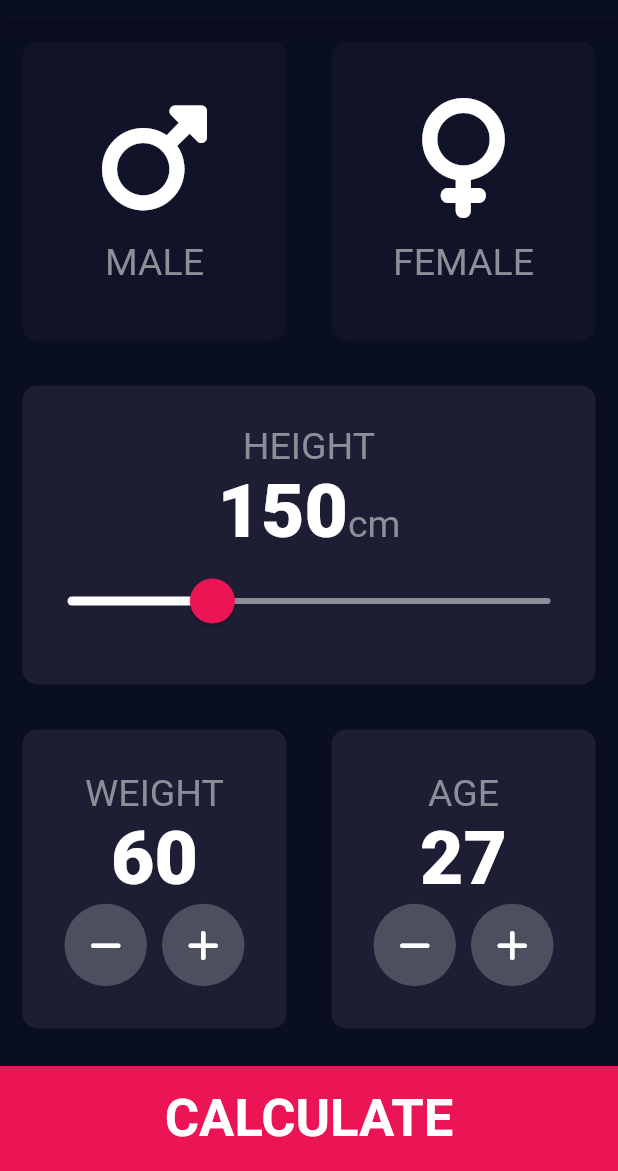
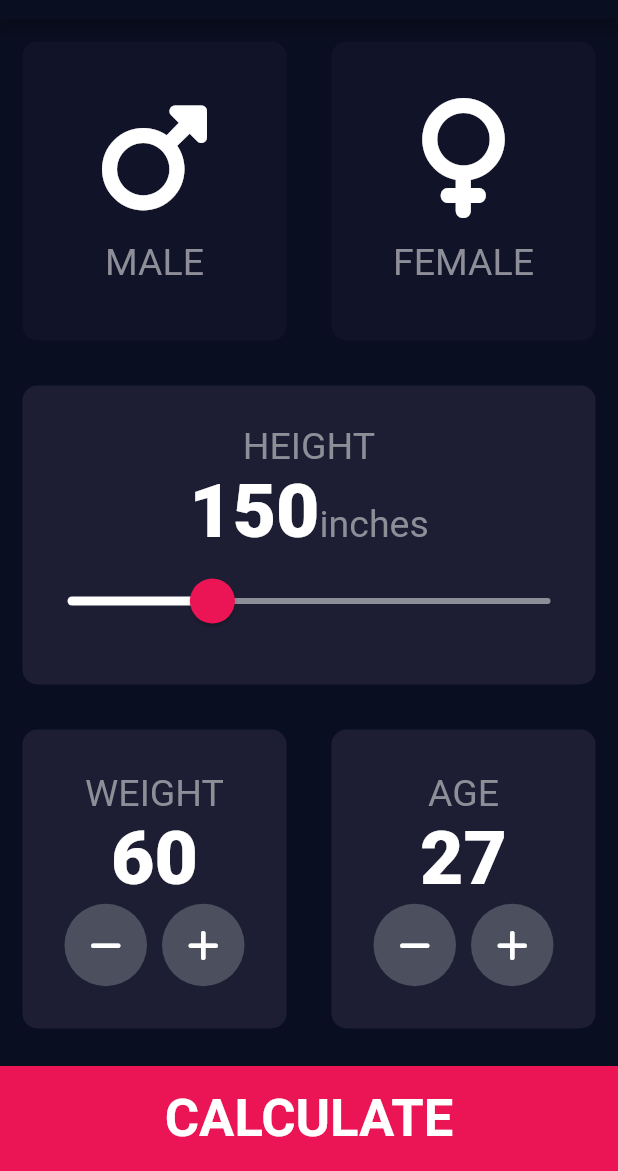
Before and after one commit to abiodunosagie/BMI-Calculator, a Flutter app: the screen it shows after launch, on a phone screen of 412 x 824 dp, the part 65-1236 px from its top. Run offline on Flutter 3.47's test engine with Material 2 defaults, Android fonts, the phone set to English and light mode, and no system bars; our stand-ins replace font_awesome_flutter.

Commit message:
changed from cenntimeter to inches.

```diff
--- a/lib/Screens/input_Page.dart
+++ b/lib/Screens/input_Page.dart
@@ -80,7 +80,7 @@ class _InputPageState extends State<InputPage> {
                     textBaseline: TextBaseline.alphabetic,
                     children: [
                       Text(height.toString(), style: kNumberTextStyle),
-                      Text('cm', style: kLabelTextStyle),
+                      Text('inches', style: kLabelTextStyle),
                     ],
                   ),
                   SliderTheme(
```
